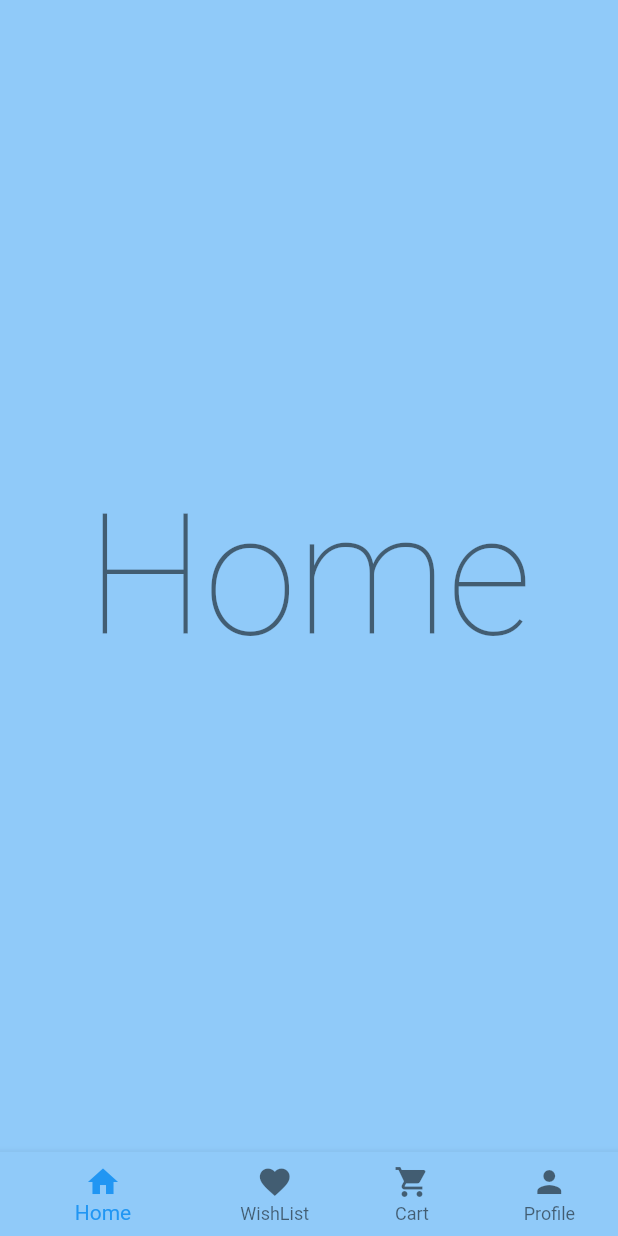
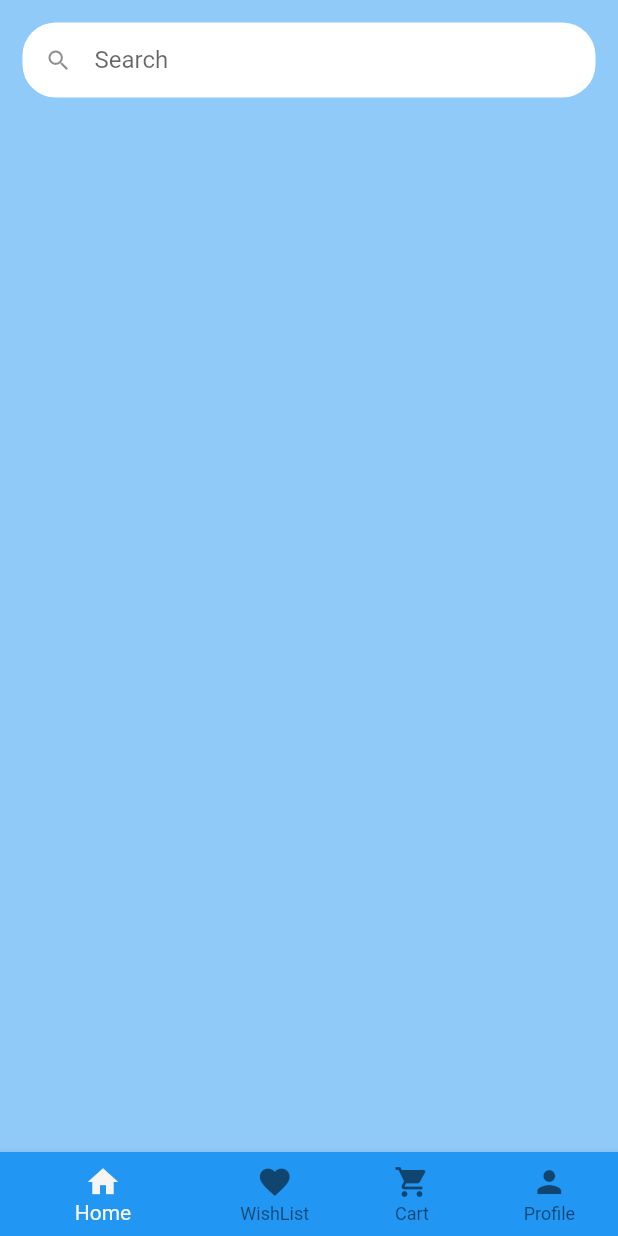
Before and after one commit to mahbd/book_store, a Flutter app: the screen it shows after launch, on a phone screen of 412 x 824 dp. Run offline on Flutter 3.47's test engine with Material 2 defaults, Android fonts, the phone set to English and light mode, and no system bars.

Commit message:
added searbar

```diff
--- a/lib/main.dart
+++ b/lib/main.dart
@@ -1,4 +1,4 @@
-import 'package:book_store/screens/home_page.dart';
+import 'package:book_store/screens/base.dart';
 import 'package:book_store/screens/splash.dart';
 import 'package:flutter/material.dart';
 import 'package:provider/provider.dart';
@@ -34,7 +34,7 @@ class MaterialAppWithTheme extends StatelessWidget {
       title: 'Flutter Demo',
       theme: theme.getTheme,
       debugShowCheckedModeBanner: false,
-      home: const HomePage(),
+      home: const BaseScreen(),
     );
   }
 }
--- /dev/null
+++ b/lib/screens/base.dart
@@ -0,0 +1,74 @@
+import 'package:book_store/screens/home_page.dart';
+import 'package:flutter/material.dart';
+import 'package:provider/provider.dart';
+
+import '../theme_provider.dart';
+
+class BaseScreen extends StatefulWidget {
+  const BaseScreen({Key? key}) : super(key: key);
+
+  @override
+  _BaseScreenState createState() => _BaseScreenState();
+}
+
+class _BaseScreenState extends State<BaseScreen> {
+  int _tabIndex = 0;
+  final List<Widget> _children = const [
+    HomePage(),
+    Text('Page 2'),
+    Text('Page 3'),
+    Text('Page 4'),
+  ];
+
+  @override
+  Widget build(BuildContext context) {
+    ThemeChanger _themeProvider = Provider.of<ThemeChanger>(context);
+    return Scaffold(
+      backgroundColor: Theme.of(context).backgroundColor,
+      body: _children[_tabIndex],
+      bottomNavigationBar: BottomNavigationBar(
+        selectedItemColor: Theme.of(context).selectedRowColor,
+        unselectedItemColor: Theme.of(context).unselectedWidgetColor,
+        showUnselectedLabels: true,
+        elevation: 5,
+        currentIndex: _tabIndex,
+        items: <BottomNavigationBarItem>[
+          BottomNavigationBarItem(
+            icon: const Icon(Icons.home),
+            label: 'Home',
+            backgroundColor: Theme.of(context).primaryColor,
+          ),
+          BottomNavigationBarItem(
+            icon: const Icon(Icons.favorite),
+            label: 'WishList',
+            backgroundColor: Theme.of(context).primaryColor,
+          ),
+          BottomNavigationBarItem(
+            icon: const Icon(Icons.shopping_cart),
+            label: 'Cart',
+            backgroundColor: Theme.of(context).primaryColor,
+          ),
+          BottomNavigationBarItem(
+            icon: const Icon(Icons.person),
+            label: 'Profile',
+            backgroundColor: Theme.of(context).primaryColor,
+          ),
+        ],
+        onTap: (int index) {
+          if (index == 0) {
+            _themeProvider.setTheme(lightTheme);
+          } else if (index == 1) {
+            _themeProvider.setTheme(loveTheme);
+          } else if (index == 2) {
+            _themeProvider.setTheme(cartTheme);
+          } else if (index == 3) {
+            _themeProvider.setTheme(profileTheme);
+          }
+          setState(() {
+            _tabIndex = index;
+          });
+        },
+      ),
+    );
+  }
+}
--- a/lib/screens/home_page.dart
+++ b/lib/screens/home_page.dart
@@ -1,7 +1,5 @@
+import 'package:book_store/widget/search_widget.dart';
 import 'package:flutter/material.dart';
-import 'package:provider/provider.dart';
-
-import '../theme_provider.dart';
 
 class HomePage extends StatefulWidget {
   const HomePage({Key? key}) : super(key: key);
@@ -11,61 +9,27 @@ class HomePage extends StatefulWidget {
 }
 
 class _HomePageState extends State<HomePage> {
-  int _tabIndex = 0;
-
   @override
   Widget build(BuildContext context) {
-    var _themeProvider = Provider.of<ThemeChanger>(context);
+    String _searchText = '';
+
+    void _updateSearchText(String value) {
+      setState(() {
+        _searchText = value;
+      });
+    }
+
     return Scaffold(
       backgroundColor: Theme.of(context).backgroundColor,
-      body: Center(
-        child: Text(
-          'Home',
-          style: Theme.of(context).textTheme.headline1,
+      body: SafeArea(
+        child: SizedBox(
+          width: MediaQuery.of(context).size.width,
+          child: Column(
+            children: [
+              SearchWidget(updateSearchText: _updateSearchText),
+            ],
+          ),
         ),
-      ),
-      bottomNavigationBar: BottomNavigationBar(
-        selectedItemColor: Theme.of(context).primaryColor,
-        unselectedItemColor: Theme.of(context).unselectedWidgetColor,
-        showUnselectedLabels: true,
-        elevation: 5,
-        currentIndex: _tabIndex,
-        items: <BottomNavigationBarItem>[
-          BottomNavigationBarItem(
-            icon: const Icon(Icons.home),
-            label: 'Home',
-            backgroundColor: Theme.of(context).backgroundColor,
-          ),
-          BottomNavigationBarItem(
-            icon: const Icon(Icons.favorite),
-            label: 'WishList',
-            backgroundColor: Theme.of(context).backgroundColor,
-          ),
-          BottomNavigationBarItem(
-            icon: const Icon(Icons.shopping_cart),
-            label: 'Cart',
-            backgroundColor: Theme.of(context).backgroundColor,
-          ),
-          BottomNavigationBarItem(
-            icon: const Icon(Icons.person),
-            label: 'Profile',
-            backgroundColor: Theme.of(context).backgroundColor,
-          ),
-        ],
-        onTap: (int index) {
-          if (index == 0) {
-            _themeProvider.setTheme(lightTheme);
-          } else if (index == 1) {
-            _themeProvider.setTheme(loveTheme);
-          } else if (index == 2) {
-            _themeProvider.setTheme(cartTheme);
-          } else if (index == 3) {
-            _themeProvider.setTheme(profileTheme);
-          }
-          setState(() {
-            _tabIndex = index;
-          });
-        },
       ),
     );
   }
--- a/lib/theme_provider.dart
+++ b/lib/theme_provider.dart
@@ -8,7 +8,7 @@ var loveTheme = ThemeData(
 );
 
 var cartTheme = ThemeData(
-  primarySwatch: Colors.green,
+  primarySwatch: Colors.purple,
 );
 
 var profileTheme = ThemeData(
--- /dev/null
+++ b/lib/widget/search_widget.dart
@@ -0,0 +1,66 @@
+import 'package:flutter/material.dart';
+
+class SearchWidget extends StatefulWidget {
+  const SearchWidget({
+    Key? key,
+    required this.updateSearchText,
+  }) : super(key: key);
+
+  final Function updateSearchText;
+
+  @override
+  State<SearchWidget> createState() => _SearchWidgetState();
+}
+
+class _SearchWidgetState extends State<SearchWidget> {
+  String text = '';
+
+  @override
+  Widget build(BuildContext context) {
+    return Padding(
+      padding: const EdgeInsets.all(15),
+      child: SizedBox(
+        height: 50,
+        child: TextField(
+          onSubmitted: (value) => widget.updateSearchText(value),
+          onChanged: (value) => setState(() => text = value),
+          decoration: InputDecoration(
+            isDense: true,
+            filled: true,
+            fillColor: Colors.white,
+            hintText: "Search",
+            border: OutlineInputBorder(
+              borderRadius: BorderRadius.circular(22),
+              borderSide: BorderSide.none,
+            ),
+            focusedBorder: OutlineInputBorder(
+              borderRadius: BorderRadius.circular(22),
+              borderSide: BorderSide(
+                width: 4,
+                color: Theme.of(context).primaryColor,
+              ),
+            ),
+            prefixIcon: const Icon(Icons.search),
+            suffixIcon: text.isEmpty
+                ? null
+                : Container(
+                    decoration: BoxDecoration(
+                      color: Theme.of(context).primaryColor,
+                      borderRadius: BorderRadius.circular(22),
+                    ),
+                    child: IconButton(
+                      icon: const Icon(
+                        Icons.arrow_forward,
+                        color: Colors.white,
+                      ),
+                      onPressed: () {
+                        widget.updateSearchText('');
+                      },
+                    ),
+                  ),
+          ),
+        ),
+      ),
+    );
+  }
+}
```
